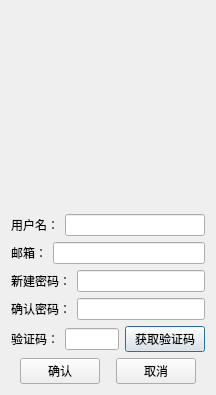
Before: the Qt Designer form register.ui in YaoPannju/QT-ChatRoom, drawn with Qt 5.
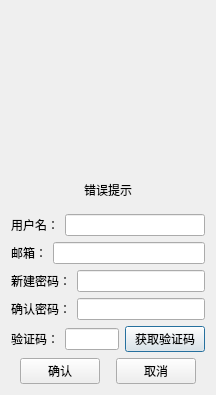
After: the same form once the commit is applied. Icons and pictures are not drawn.

```diff
--- a/register.ui
+++ b/register.ui
@@ -21,7 +21,7 @@
   </property>
   <layout class="QVBoxLayout" name="verticalLayout_2">
    <item>
-    <layout class="QVBoxLayout" name="verticalLayout" stretch="9,2,2,2,2,2,1">
+    <layout class="QVBoxLayout" name="verticalLayout" stretch="9,1,2,2,2,2,2,1">
      <item>
       <widget class="QWidget" name="widget" native="true">
        <widget class="QLabel" name="label">
@@ -48,6 +48,22 @@
        </widget>
       </widget>
      </item>
+     <item>
+      <widget class="QWidget" name="widget_2" native="true">
+       <layout class="QVBoxLayout" name="verticalLayout_3">
+        <item>
+         <widget class="QLabel" name="err_tip">
+          <property name="text">
+           <string>错误提示</string>
+          </property>
+          <property name="alignment">
+           <set>Qt::AlignmentFlag::AlignCenter</set>
+          </property>
+         </widget>
+        </item>
+       </layout>
+      </widget>
+     </item>
      <item>
       <layout class="QHBoxLayout" name="horizontalLayout_2">
        <item>
```
Left out of the diff: 6 changed lines with no effect on the pictures.
